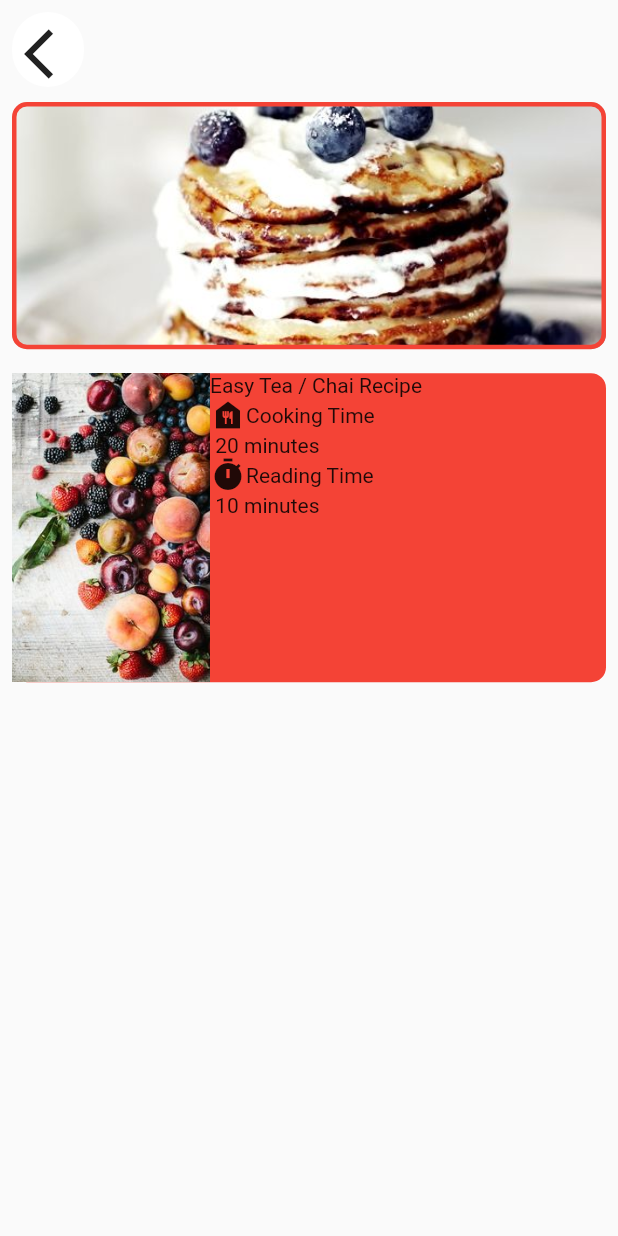
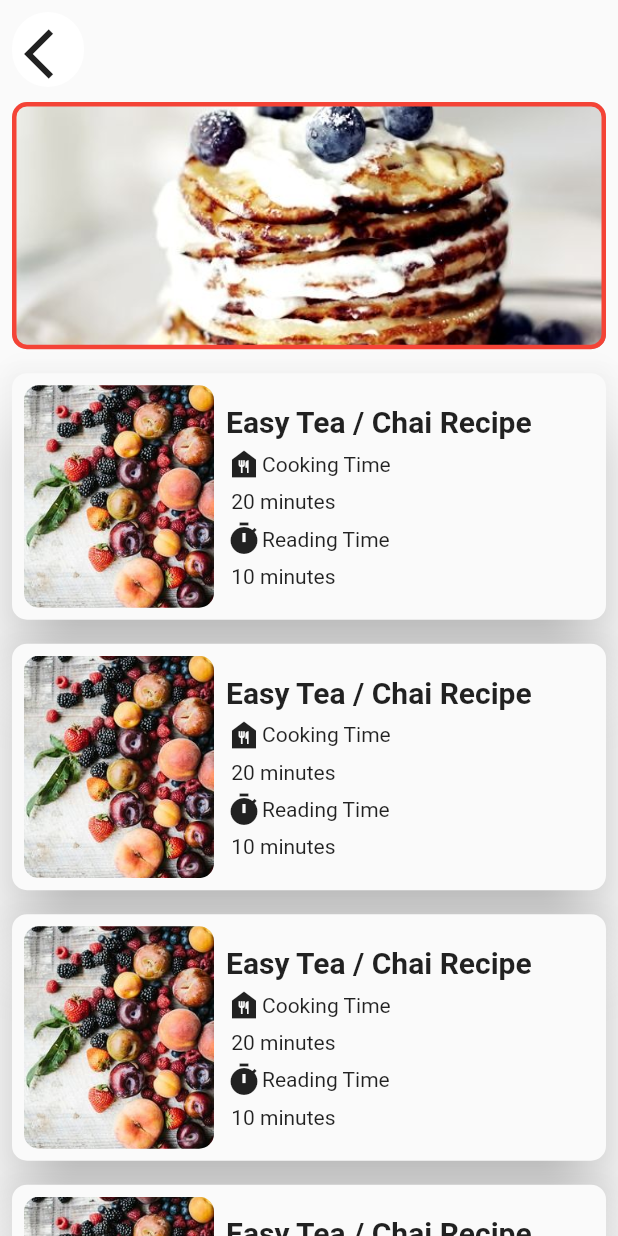
Before and after one commit to lostidol355/recipely-the-recipe-app, a Flutter app: the RecipeMenu screen opened directly, on a phone screen of 412 x 824 dp. Run offline on Flutter 3.47's test engine with Material 2 defaults, Android fonts, the phone set to English and light mode, and no system bars.

Commit message:
menu view screen ui complated

```diff
--- a/lib/screens/recipe_menu_screen.dart
+++ b/lib/screens/recipe_menu_screen.dart
@@ -13,14 +13,20 @@ class RecipeMenu extends StatelessWidget {
           body: Stack(
         children: [
           ListView(
+              children: List.generate(10, (index) {
+            if (index == 0) {
+              return Column(
                 children: [
                   SizedBox(
                     height: 60,
                   ),
                   LongBox(),
-              MenuItemBox()
                 ],
-          ),
+              );
+            }
+
+            return MenuItemBox();
+          })),
           Padding(
             padding: const EdgeInsets.all(8.0),
             child: InkWell(
--- /dev/null
+++ b/lib/utils/text_style_utils.dart
@@ -0,0 +1,8 @@
+import 'package:flutter/material.dart';
+
+class TextStyleUtils {
+  static TextStyle headingStyle =
+      TextStyle(fontWeight: FontWeight.bold, fontSize: 20);
+
+  static TextStyle subHeadingStyle = TextStyle(fontSize: 20);
+}
--- a/lib/widgets/menu_item_box.dart
+++ b/lib/widgets/menu_item_box.dart
@@ -1,4 +1,6 @@
 import 'package:flutter/material.dart';
+
+import '../utils/text_style_utils.dart';
 
 class MenuItemBox extends StatelessWidget {
   const MenuItemBox({super.key});
@@ -8,31 +10,48 @@ class MenuItemBox extends StatelessWidget {
     var height = MediaQuery.of(context).size.height;
     return Padding(
       padding: const EdgeInsets.all(8.0),
+      child: Material(
+        borderRadius: BorderRadius.circular(10),
+        elevation: 20,
+        child: Padding(
+          padding: const EdgeInsets.all(8.0),
           child: Container(
-        height: height * 0.25,
+            height: height * 0.18,
             decoration: BoxDecoration(
-          color: Colors.red,
+              // color: Colors.red,
               borderRadius: BorderRadius.circular(10),
             ),
             child: Row(
               children: [
                 Expanded(
                     flex: 2,
+                    child: ClipRRect(
+                      borderRadius: BorderRadius.circular(10),
                       child: Container(
                         height: height * 0.25,
                         child: Image(
                           image: AssetImage("assets/images/food4.jpg"),
                           fit: BoxFit.cover,
                         ),
+                      ),
                     )),
                 Expanded(
                     flex: 4,
+                    child: Padding(
+                      padding: const EdgeInsets.all(8.0),
                       child: Column(
                         crossAxisAlignment: CrossAxisAlignment.start,
+                        mainAxisAlignment: MainAxisAlignment.spaceEvenly,
                         children: [
-                    Text("Easy Tea / Chai Recipe"),
+                          Text(
+                            "Easy Tea / Chai Recipe",
+                            style: TextStyleUtils.headingStyle,
+                          ),
                           Row(
-                      children: [Icon(Icons.food_bank), Text("Cooking Time")],
+                            children: [
+                              Icon(Icons.food_bank),
+                              Text("Cooking Time")
+                            ],
                           ),
                           Text(" 20 minutes"),
                           Row(
@@ -40,8 +59,11 @@ class MenuItemBox extends StatelessWidget {
                           ),
                           Text(" 10 minutes")
                         ],
+                      ),
                     ))
               ],
+            ),
+          ),
         ),
       ),
     );
--- a/pubspec.yaml
+++ b/pubspec.yaml
@@ -35,6 +35,8 @@ dependencies:
   # The following adds the Cupertino Icons font to your application.
   # Use with the CupertinoIcons class for iOS style icons.
   cupertino_icons: ^1.0.2
+  carousel_slider: ^4.2.1
+  google_fonts: ^4.0.4
 
 dev_dependencies:
   flutter_test:
```
Also changed, not shown: pubspec.lock, 1 other file. Lines whose indentation alone changed are shown as unchanged.
